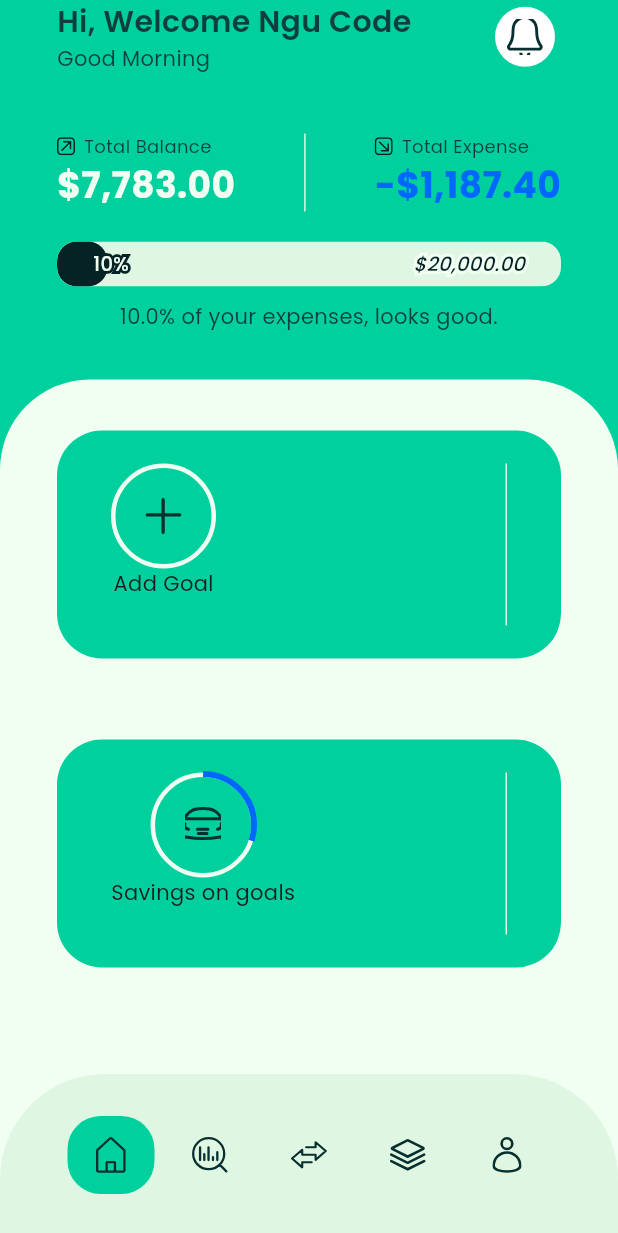
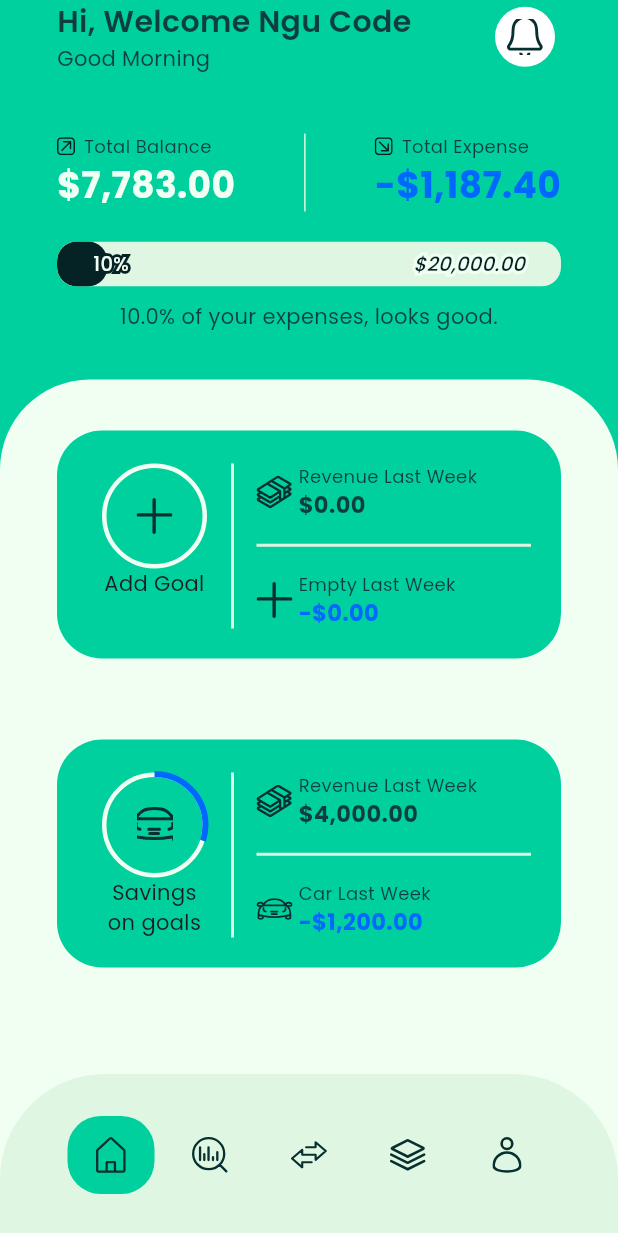
Before and after one commit to HungTran-2003/finance_app, a Flutter app: the screen it shows after launch, on a phone screen of 412 x 824 dp. Shown: the top 1233 px of the screen. Run offline on Flutter 3.47's test engine with Material 3 defaults, Android fonts, the phone set to English and light mode, and no system bars; our stand-ins replace equatable, flutter_bloc, flutter_dotenv, flutter_svg, go_router, shared_preferences and 1 more; accounts and stored records are empty.

Commit message:
feature: add goal card

```diff
--- a/lib/common/app_text_styles.dart
+++ b/lib/common/app_text_styles.dart
@@ -56,6 +56,9 @@ class AppTextStyles {
   static final blackGreenS15Medium = blackGreenS15.copyWith(
     fontWeight: FontWeight.w500,
   );
+  static final blackGreenS15Bold = blackGreenS15.copyWith(
+    fontWeight: FontWeight.w700,
+  );
 
   //S16
   static final blackGreenS16 = blackGreen.copyWith(fontSize: 16.0);
--- a/lib/l10n/intl_en.arb
+++ b/lib/l10n/intl_en.arb
@@ -44,5 +44,7 @@
   "home_message_good": "{percent} of your expenses, looks good.",
   "home_message_bad": "{percent} of your expenses, looks bad.",
   "home_message_goal": "Savings on goals",
-  "home_message_goal_add": "Add Goal"
+  "home_message_goal_add": "Add Goal",
+  "home_revenue_last_week": "Revenue Last Week",
+  "home_top_expense_last_week": "{Food} Last Week"
 }
--- a/lib/ui/pages/home/widgets/finalcial_overview/financial_overview_card.dart
+++ b/lib/ui/pages/home/widgets/finalcial_overview/financial_overview_card.dart
@@ -37,7 +37,7 @@ class FinancialOverviewCard extends StatelessWidget {
                 context,
                 value: totalBalance,
               ),
-              AppDividers.vertical,
+              AppDividers().vertical,
               _buildTitleFinancial(
                 S.of(context).home_total_expense,
                 context,
--- a/lib/ui/pages/home/widgets/goal_card.dart
+++ b/lib/ui/pages/home/widgets/goal_card.dart
@@ -1,8 +1,13 @@
+import 'dart:developer';
+
 import 'package:finance_app/common/app_colors.dart';
 import 'package:finance_app/common/app_dimens.dart';
 import 'package:finance_app/common/app_svgs.dart';
+import 'package:finance_app/common/app_text_styles.dart';
 import 'package:finance_app/generated/l10n.dart';
+import 'package:finance_app/ui/widgets/app_buttons/app_icon_button.dart';
 import 'package:finance_app/ui/widgets/divider/app_divider.dart';
+import 'package:finance_app/utils/utils.dart';
 import 'package:flutter/material.dart';
 import 'package:flutter_svg/flutter_svg.dart';
 
@@ -15,7 +20,7 @@ class GoalCard extends StatelessWidget {
   const GoalCard({
     super.key,
     this.topExpenseIconPath = AppSVGs.add,
-    this.topExpenseName,
+    this.topExpenseName = "Empty",
     this.topExpenseAmount = 0,
     this.incomeLastWeek = 0,
     this.targetProgress = 0,
@@ -37,16 +42,39 @@ class GoalCard extends StatelessWidget {
 
       child: Padding(
         padding: const EdgeInsets.only(
-          left: 36,
-          right: 36,
+          left: 30,
           top: 22,
-          bottom: 22,
+          right: 20,
+          bottom: 20,
         ),
         child: Row(
-          mainAxisAlignment: MainAxisAlignment.spaceBetween,
           children: [
-            _buildGoalWidget(context),
-            AppDividers.vertical
+            SizedBox(width: 70, child: _buildGoalWidget(context)),
+            const SizedBox(width: 16.0),
+            AppDividers(thickness: 2).vertical,
+            const SizedBox(width: 16.0),
+            Expanded(
+              child: Column(
+                mainAxisAlignment: MainAxisAlignment.spaceBetween,
+                crossAxisAlignment: CrossAxisAlignment.start,
+                children: [
+                  _buildWeeklySummary(
+                    S.of(context).home_revenue_last_week,
+                    incomeLastWeek!,
+                    true,
+                    context,
+                  ),
+                  AppDividers(thickness: 2).horizontal,
+                  _buildWeeklySummary(
+                    S.of(context).home_top_expense_last_week(topExpenseName!),
+                    topExpenseAmount!,
+                    false,
+                    context,
+                    iconPath: topExpenseIconPath,
+                  ),
+                ],
+              ),
+            ),
           ],
         ),
       ),
@@ -89,11 +117,51 @@ class GoalCard extends StatelessWidget {
             valueColor: AlwaysStoppedAnimation<Color>(AppColors.tBlue),
           ),
         ),
-        SvgPicture.asset(
-          topExpenseIconPath!,
-          width: 24,
-          height: 24,
-          fit: BoxFit.cover,
+        AppIconButton(asset: topExpenseIconPath!, size: 24, onPressed: (){
+          log("jadad");
+        },)
+      ],
+    );
+  }
+
+  Widget _buildWeeklySummary(
+    String title,
+    double value,
+    bool isIncome,
+    BuildContext context, {
+    String? iconPath = AppSVGs.salary,
+  }) {
+    return Row(
+      children: [
+        SizedBox(
+          width: 24.0,
+          child: SvgPicture.asset(
+            iconPath!,
+            width: 24,
+            height: 24,
+            fit: BoxFit.fitWidth,
+          ),
+        ),
+        const SizedBox(width: 4.0),
+        Column(
+          crossAxisAlignment: CrossAxisAlignment.start,
+          children: [
+            Text(title, style: AppTextStyles.blackGreenS12Regular),
+            Text(
+              isIncome
+                  ? S
+                        .of(context)
+                        .home_budget_income(Utils().formatCurrencyEN(value))
+                  : S
+                        .of(context)
+                        .home_budget_expense(Utils().formatCurrencyEN(value)),
+              style: isIncome
+                  ? AppTextStyles.blackGreenS15Bold
+                  : AppTextStyles.blackGreenS15Bold.copyWith(
+                      color: AppColors.tBlue,
+                    ),
+            ),
+          ],
         ),
       ],
     );
--- a/lib/ui/widgets/divider/app_divider.dart
+++ b/lib/ui/widgets/divider/app_divider.dart
@@ -2,17 +2,25 @@ import 'package:finance_app/common/app_colors.dart';
 import 'package:flutter/material.dart';
 
 class AppDividers {
-  AppDividers._();
+  final double? width;
+  final double? height;
+  final double? thickness;
 
-  static const horizontal = Divider(
+  const AppDividers({
+    this.width = 1,
+    this.height = 1,
+    this.thickness = 1,
+  });
+
+  Divider get horizontal => Divider(
     color: AppColors.divider,
-    thickness: 1,
-    height: 1,
+    thickness: thickness,
+    height: height,
   );
 
-  static const vertical = VerticalDivider(
+  VerticalDivider get vertical => VerticalDivider(
     color: AppColors.divider,
-    thickness: 1,
-    width: 1,
+    thickness: thickness,
+    width: width,
   );
 }
```
Also changed, not shown: lib/generated/intl/messages_en.dart, lib/generated/l10n.dart.
